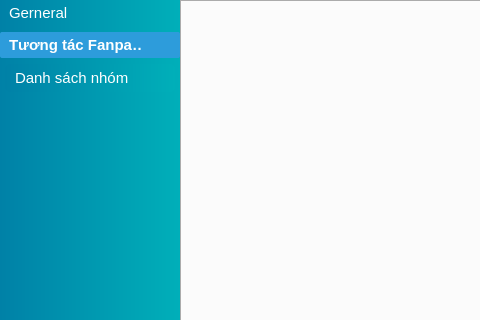
First picture: the form in views/ui/main_window.ui, repository wolfwarriorvn/FacebookScrape, before the edit; both pictures show x 0 to 480 and y 0 to 320 of the 1118 by 681 pixel window.
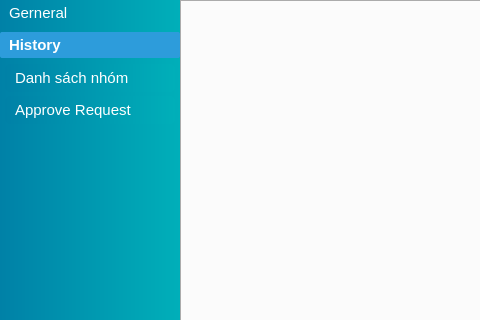
Second picture: the form after the edit. The open tabs and pages were chosen to show the change. Icons and pictures are not drawn.

Diff of the .ui file:
```diff
--- a/views/ui/main_window.ui
+++ b/views/ui/main_window.ui
@@ -294,7 +294,7 @@
             <normaloff>:/icons/icon/car-4-48.ico</normaloff>:/icons/icon/car-4-48.ico</iconset>
           </attribute>
           <attribute name="label">
-           <string>Tương tác Fanpage</string>
+           <string>History</string>
           </attribute>
           <layout class="QVBoxLayout" name="verticalLayout_2">
            <property name="spacing">
@@ -319,6 +319,13 @@
              </property>
             </widget>
            </item>
+           <item>
+            <widget class="QPushButton" name="btn_approve_request">
+             <property name="text">
+              <string>Approve Request</string>
+             </property>
+            </widget>
+           </item>
            <item>
             <spacer name="verticalSpacer_2">
              <property name="orientation">
```
Left out of the diff: 2 changed lines with no effect on the pictures.
